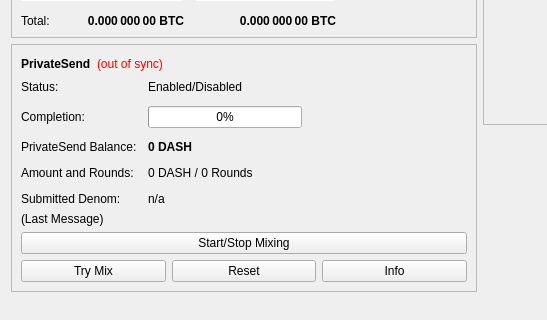
Old version of the form src/qt/forms/overviewpage.ui in the repository ruvex/SteepCoin-Core; both pictures show x 0 to 547 and y 178 to 498 of the 960 by 585 pixel window.
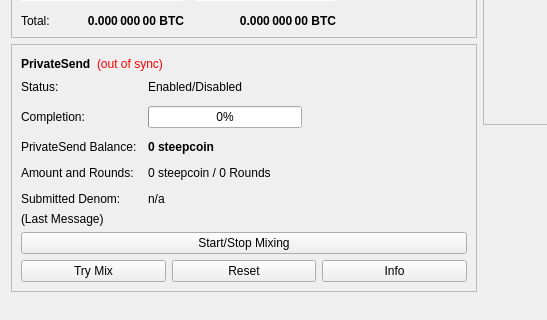
New version of the form.

```diff
--- a/src/qt/forms/overviewpage.ui
+++ b/src/qt/forms/overviewpage.ui
@@ -514,7 +514,7 @@
                </font>
               </property>
               <property name="text">
-               <string notr="true">0 DASH</string>
+               <string notr="true">0 steepcoin</string>
               </property>
              </widget>
             </item>
@@ -528,7 +528,7 @@
             <item row="3" column="1">
              <widget class="QLabel" name="labelAmountRounds">
               <property name="text">
-               <string>0 DASH / 0 Rounds</string>
+               <string>0 steepcoin / 0 Rounds</string>
               </property>
              </widget>
             </item>
```
Left out of the diff: 6 changed lines with no effect on the pictures.
